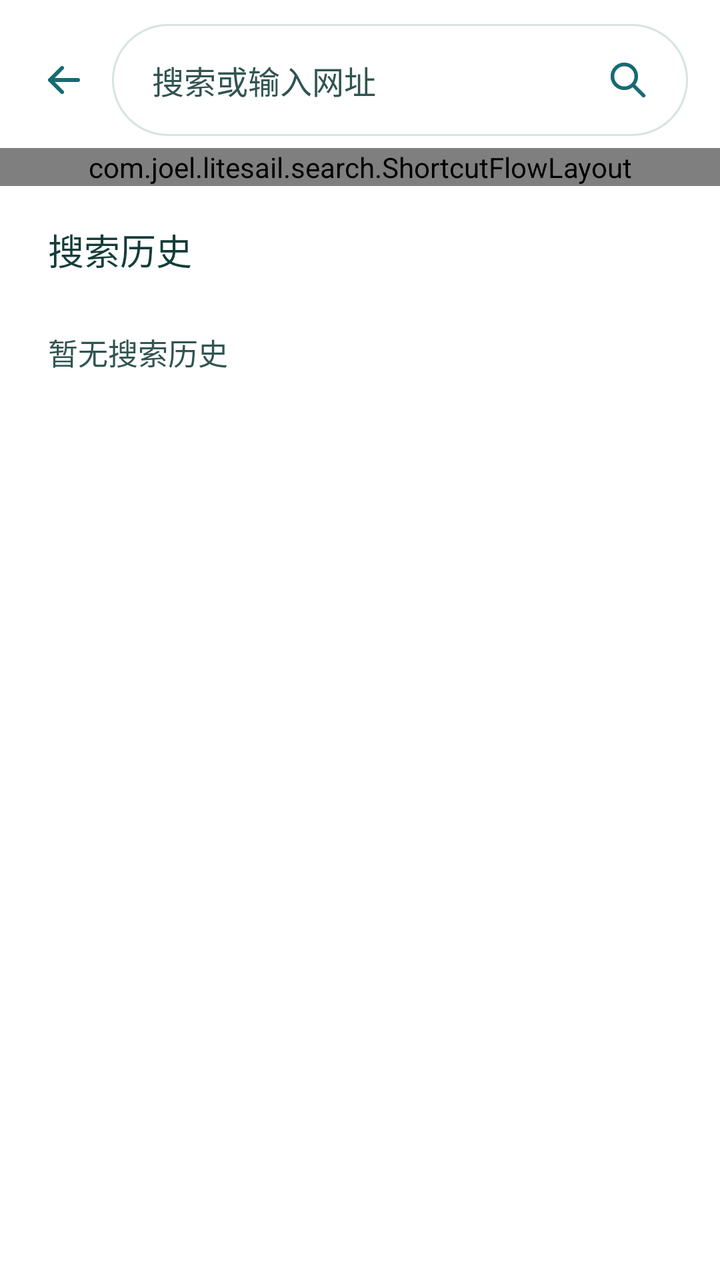
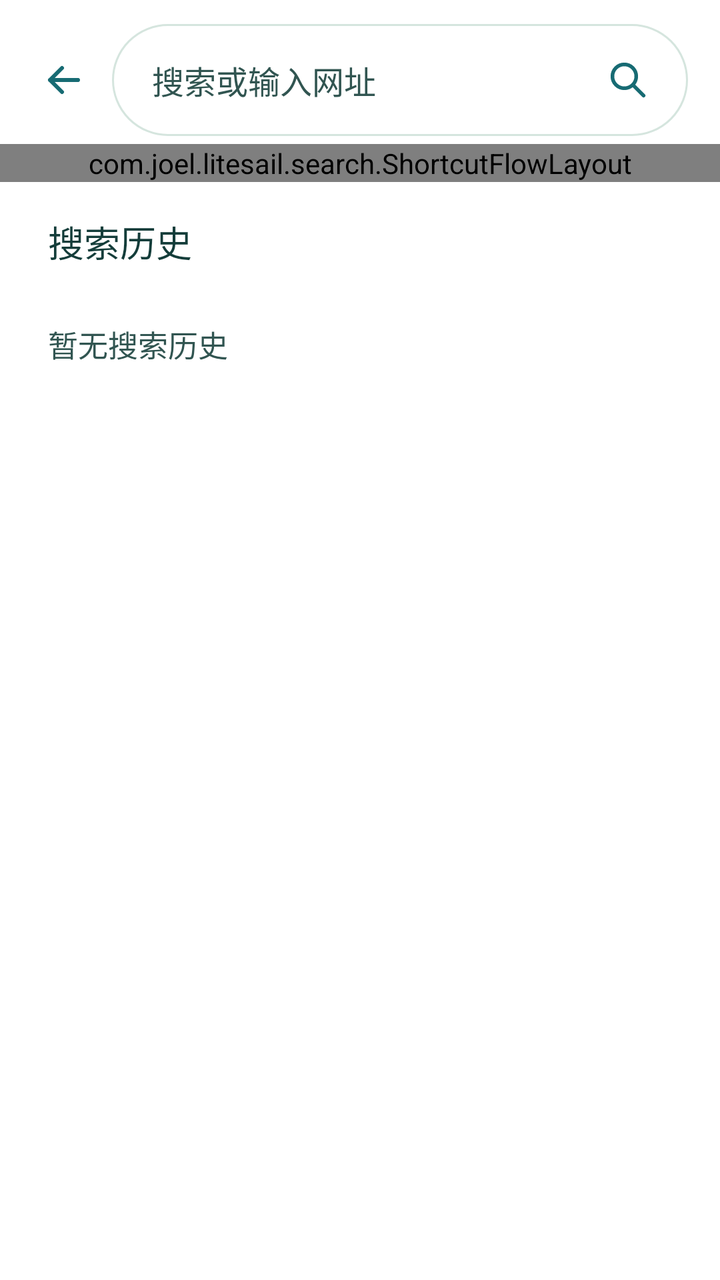

Two renders of the same Android screen: before a commit and after it. Below are the layout's source before the change and the commit's diff.
<!-- AndroidManifest.xml: application theme Theme.LiteSail -->
<!-- res/layout/view_search_page.xml -->
<?xml version="1.0" encoding="utf-8"?>
<LinearLayout xmlns:android="http://schemas.android.com/apk/res/android"
    android:layout_width="match_parent"
    android:layout_height="match_parent"
    android:orientation="vertical">

    <FrameLayout
        android:layout_width="match_parent"
        android:layout_height="wrap_content"
        android:layout_marginStart="8dp"
        android:layout_marginTop="12dp"
        android:layout_marginEnd="16dp">

        <ImageButton
            android:id="@+id/close_search"
            android:layout_width="48dp"
            android:layout_height="48dp"
            android:layout_gravity="start|center_vertical"
            android:background="?android:attr/selectableItemBackgroundBorderless"
            android:contentDescription="@string/back"
            android:padding="12dp"
            android:src="@drawable/ic_search_back" />

        <LinearLayout
            android:layout_width="match_parent"
            android:layout_height="wrap_content"
            android:layout_marginStart="48dp"
            android:background="@drawable/start_search_background"
            android:gravity="center_vertical"
            android:paddingHorizontal="6dp">

            <EditText
                android:id="@+id/query"
                android:layout_width="0dp"
                android:layout_height="wrap_content"
                android:layout_weight="1"
                android:background="@android:color/transparent"
                android:hint="@string/start_search_hint"
                android:imeOptions="actionSearch|flagNoExtractUi"
                android:importantForAutofill="no"
                android:inputType="text"
                android:minHeight="56dp"
                android:paddingStart="14dp"
                android:paddingEnd="4dp"
                android:singleLine="true"
                android:textColor="@color/start_page_brand_text"
                android:textColorHint="@color/start_page_search_text"
                android:textSize="16sp" />

            <ImageButton
                android:id="@+id/submit_search"
                android:layout_width="48dp"
                android:layout_height="48dp"
                android:background="?android:attr/selectableItemBackgroundBorderless"
                android:contentDescription="@string/search_action"
                android:padding="0dp"
                android:scaleType="center"
                android:src="@drawable/ic_start_search" />
        </LinearLayout>
    </FrameLayout>

    <LinearLayout
        android:id="@+id/current_page_card"
        android:layout_width="match_parent"
        android:layout_height="wrap_content"
        android:layout_marginHorizontal="16dp"
        android:layout_marginTop="10dp"
        android:background="@drawable/search_current_page_background"
        android:baselineAligned="false"
        android:gravity="center_vertical"
        android:orientation="horizontal"
        android:paddingStart="14dp"
        android:paddingEnd="6dp"
        android:paddingVertical="6dp"
        android:visibility="gone">

        <ImageView
            android:id="@+id/current_page_icon"
            android:layout_width="@dimen/site_icon_size"
            android:layout_height="@dimen/site_icon_size"
            android:layout_marginEnd="8dp"
            android:importantForAccessibility="no"
            android:scaleType="fitCenter"
            android:src="@drawable/ic_start_search" />

        <LinearLayout
            android:layout_width="0dp"
            android:layout_height="wrap_content"
            android:layout_marginEnd="6dp"
            android:layout_weight="1"
            android:orientation="vertical">

            <TextView
                android:id="@+id/current_page_title"
                android:layout_width="match_parent"
                android:layout_height="wrap_content"
                android:ellipsize="end"
                android:fontFamily="sans-serif-medium"
                android:maxLines="1"
                android:textColor="@color/start_page_brand_text"
                android:textSize="15sp" />

            <TextView
                android:id="@+id/current_page_url"
                android:layout_width="match_parent"
                android:layout_height="wrap_content"
                android:layout_marginTop="3dp"
                android:ellipsize="end"
                android:maxLines="1"
                android:textColor="@color/start_page_search_text"
                android:textDirection="ltr"
                android:textSize="12sp" />
        </LinearLayout>

        <Button
            android:id="@+id/copy_page_link"
            style="@style/Widget.LiteSail.SearchLinkButton"
            android:drawableTop="@drawable/ic_copy_page_link"
            android:text="@string/copy_page_link" />

        <Button
            android:id="@+id/edit_page_link"
            style="@style/Widget.LiteSail.SearchLinkButton"
            android:drawableTop="@drawable/ic_edit_page_link"
            android:text="@string/edit_page_link" />
    </LinearLayout>

    <com.joel.litesail.search.ShortcutFlowLayout
        android:id="@+id/search_shortcuts"
        android:layout_width="match_parent"
        android:layout_height="wrap_content"
        android:layout_marginTop="6dp"
        android:paddingHorizontal="16dp">

        <Button
            android:id="@+id/shortcut_cursor_left"
            style="@style/Widget.LiteSail.UrlShortcut"
            android:contentDescription="@string/search_cursor_left"
            android:text="@string/search_cursor_left_symbol"
            android:textSize="18sp" />

        <Button
            android:id="@+id/shortcut_cursor_right"
            style="@style/Widget.LiteSail.UrlShortcut"
            android:contentDescription="@string/search_cursor_right"
            android:text="@string/search_cursor_right_symbol"
            android:textSize="18sp" />

        <Button
            android:id="@+id/shortcut_https"
            style="@style/Widget.LiteSail.UrlShortcut"
            android:text="@string/url_shortcut_https" />

        <Button
            android:id="@+id/shortcut_http"
            style="@style/Widget.LiteSail.UrlShortcut"
            android:text="@string/url_shortcut_http" />

        <Button
            android:id="@+id/shortcut_com"
            style="@style/Widget.LiteSail.UrlShortcut"
            android:text="@string/url_shortcut_com" />

        <Button
            android:id="@+id/shortcut_cn"
            style="@style/Widget.LiteSail.UrlShortcut"
            android:text="@string/url_shortcut_cn" />

        <Button
            android:id="@+id/shortcut_slash"
            style="@style/Widget.LiteSail.UrlShortcut"
            android:contentDescription="@string/insert_url_slash"
            android:text="@string/url_shortcut_slash" />

        <Button
            android:id="@+id/shortcut_dot"
            style="@style/Widget.LiteSail.UrlShortcut"
            android:contentDescription="@string/insert_url_dot"
            android:text="@string/url_shortcut_dot" />

        <Button
            android:id="@+id/shortcut_www"
            style="@style/Widget.LiteSail.UrlShortcut"
            android:text="@string/url_shortcut_www" />
    </com.joel.litesail.search.ShortcutFlowLayout>

    <LinearLayout
        android:layout_width="match_parent"
        android:layout_height="wrap_content"
        android:layout_marginStart="24dp"
        android:layout_marginTop="8dp"
        android:layout_marginEnd="24dp"
        android:layout_marginBottom="4dp"
        android:gravity="center_vertical"
        android:orientation="horizontal">

        <TextView
            android:layout_width="0dp"
            android:layout_height="wrap_content"
            android:layout_weight="1"
            android:fontFamily="sans-serif-medium"
            android:text="@string/search_history"
            android:textColor="@color/start_page_brand_text"
            android:textSize="18sp" />

        <Button
            android:id="@+id/clear_history"
            style="?android:attr/borderlessButtonStyle"
            android:layout_width="wrap_content"
            android:layout_height="wrap_content"
            android:minWidth="48dp"
            android:minHeight="48dp"
            android:paddingHorizontal="8dp"
            android:text="@string/clear_search_history"
            android:textColor="@color/start_page_accent"
            android:visibility="invisible" />
    </LinearLayout>

    <TextView
        android:id="@+id/empty_history"
        android:layout_width="match_parent"
        android:layout_height="wrap_content"
        android:layout_marginStart="24dp"
        android:layout_marginEnd="24dp"
        android:paddingTop="12dp"
        android:text="@string/empty_search_history"
        android:textColor="@color/start_page_search_text"
        android:textSize="15sp" />

    <ListView
        android:id="@+id/history"
        android:layout_width="match_parent"
        android:layout_height="0dp"
        android:layout_weight="1"
        android:clipToPadding="false"
        android:divider="@color/start_page_search_border"
        android:dividerHeight="1dp"
        android:paddingStart="24dp"
        android:paddingEnd="24dp"
        android:paddingBottom="12dp" />
</LinearLayout>
<!-- resources referenced by this layout -->
<resources>
  <color name="start_page_accent">#176B73</color>
  <color name="start_page_brand_text">#143D3A</color>
  <color name="start_page_search_border">#D5E5DE</color>
  <color name="start_page_search_text">#315551</color>
  <dimen name="site_icon_size">22dp</dimen>
  <!-- drawable search_current_page_background (drawable) -->
  <?xml version="1.0" encoding="utf-8"?>
  <shape xmlns:android="http://schemas.android.com/apk/res/android">
      <corners android:radius="18dp" />
      <solid android:color="@color/start_page_search_surface" />
      <stroke android:width="1dp" android:color="@color/start_page_search_border" />
  </shape>
  <string name="back">后退</string>
  <string name="clear_search_history">清空</string>
  <string name="copy_page_link">复制链接</string>
  <string name="edit_page_link">编辑链接</string>
  <string name="empty_search_history">暂无搜索历史</string>
  <string name="insert_url_dot">插入点号</string>
  <string name="insert_url_slash">插入斜杠</string>
  <string name="search_action">搜索</string>
  <string name="search_cursor_left">向左移动光标</string>
  <string name="search_cursor_left_symbol" translatable="false">←</string>
  <string name="search_cursor_right">向右移动光标</string>
  <string name="search_cursor_right_symbol" translatable="false">→</string>
  <string name="search_history">搜索历史</string>
  <string name="start_search_hint">搜索或输入网址</string>
  <string name="url_shortcut_cn" translatable="false">.cn</string>
  <string name="url_shortcut_com" translatable="false">.com</string>
  <string name="url_shortcut_dot" translatable="false">.</string>
  <string name="url_shortcut_http" translatable="false">http://</string>
  <string name="url_shortcut_https" translatable="false">https://</string>
  <string name="url_shortcut_slash" translatable="false">/</string>
  <string name="url_shortcut_www" translatable="false">www.</string>
  <style name="Widget.LiteSail.UrlShortcut" parent="android:style/Widget.Material.Button.Borderless">
          <item name="android:layout_width">wrap_content</item>
          <item name="android:layout_height">wrap_content</item>
          <item name="android:background">@drawable/url_shortcut_background</item>
          <item name="android:minWidth">48dp</item>
          <item name="android:minHeight">48dp</item>
          <item name="android:paddingHorizontal">8dp</item>
          <item name="android:letterSpacing">0</item>
          <item name="android:textAllCaps">false</item>
          <item name="android:textColor">@color/start_page_accent</item>
          <item name="android:textSize">13sp</item>
      </style>
  <style name="Theme.LiteSail" parent="Theme.LiteSail.Base" />
  <color name="start_page_search_surface">#FFFFFF</color>
  <color name="start_page_search_ripple">#30176B73</color>
  <!-- drawable url_shortcut_background (drawable) -->
  <?xml version="1.0" encoding="utf-8"?>
  <inset xmlns:android="http://schemas.android.com/apk/res/android"
      android:insetTop="8dp"
      android:insetBottom="8dp">
      <ripple android:color="@color/start_page_search_ripple">
          <item>
              <shape android:shape="rectangle">
                  <corners android:radius="16dp" />
                  <solid android:color="@color/start_page_search_surface" />
                  <stroke android:width="1dp" android:color="@color/start_page_search_border" />
              </shape>
          </item>
      </ripple>
  </inset>
  <style name="Theme.LiteSail.Base" parent="android:style/Theme.Material.Light.NoActionBar">
          <item name="android:colorAccent">#176B73</item>
          <item name="android:windowBackground">#FFFFFF</item>
          <item name="android:windowLightStatusBar">true</item>
          <item name="android:statusBarColor">#FFFFFF</item>
          <item name="android:navigationBarColor">#000000</item>
      </style>
  <!-- unchanged entries left out for length: 6 -->
</resources>

<!-- the commit's change to res/layout/view_search_page.xml (unified diff, before → after) -->
@@ -129,7 +129,7 @@
         android:id="@+id/search_shortcuts"
         android:layout_width="match_parent"
         android:layout_height="wrap_content"
-        android:layout_marginTop="6dp"
+        android:layout_marginTop="4dp"
         android:paddingHorizontal="16dp">
 
         <Button
@@ -188,7 +188,7 @@
         android:layout_width="match_parent"
         android:layout_height="wrap_content"
         android:layout_marginStart="24dp"
-        android:layout_marginTop="8dp"
+        android:layout_marginTop="6dp"
         android:layout_marginEnd="24dp"
         android:layout_marginBottom="4dp"
         android:gravity="center_vertical"
<!-- resource entries referenced after the edit -->
@@ -38,7 +38,7 @@
           <item name="android:layout_height">wrap_content</item>
           <item name="android:background">@drawable/url_shortcut_background</item>
           <item name="android:minWidth">48dp</item>
-          <item name="android:minHeight">48dp</item>
+          <item name="android:minHeight">44dp</item>
           <item name="android:paddingHorizontal">8dp</item>
           <item name="android:letterSpacing">0</item>
           <item name="android:textAllCaps">false</item>
@@ -51,8 +51,8 @@
   <!-- drawable url_shortcut_background (drawable) -->
   <?xml version="1.0" encoding="utf-8"?>
   <inset xmlns:android="http://schemas.android.com/apk/res/android"
-      android:insetTop="8dp"
-      android:insetBottom="8dp">
+      android:insetTop="6dp"
+      android:insetBottom="6dp">
       <ripple android:color="@color/start_page_search_ripple">
           <item>
               <shape android:shape="rectangle">
